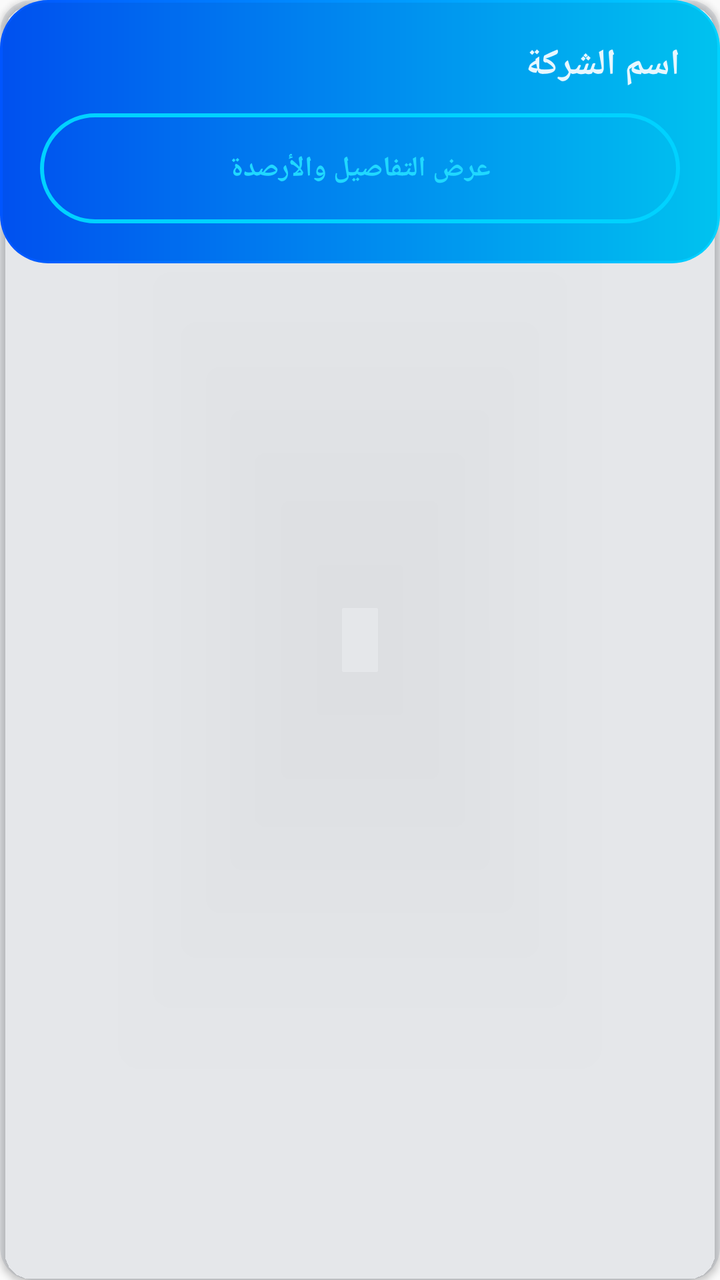
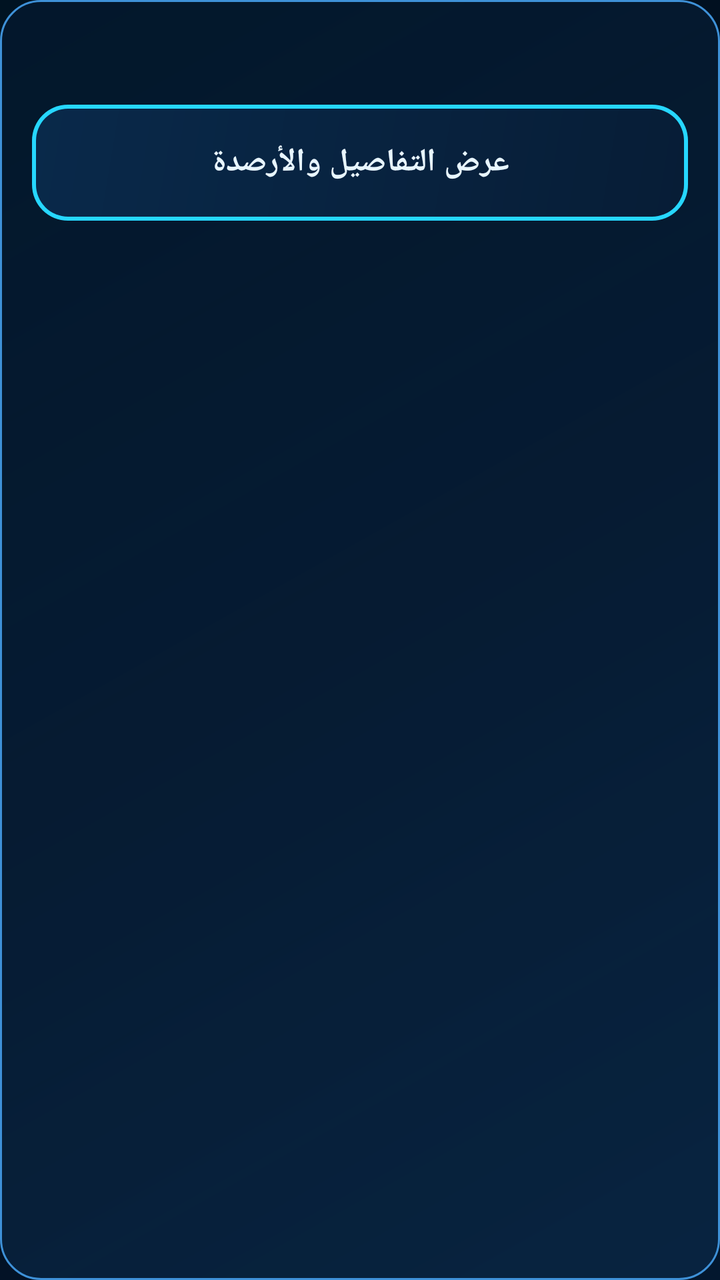

Two renders of the same Android screen: before a commit and after it. Below are the layout's source before the change and the commit's diff.
<!-- AndroidManifest.xml: application theme Theme.TransferApp -->
<!-- res/layout/item_company.xml -->
<?xml version="1.0" encoding="utf-8"?>
<androidx.cardview.widget.CardView xmlns:android="http://schemas.android.com/apk/res/android"
    xmlns:app="http://schemas.android.com/apk/res-auto"
    android:layout_width="match_parent"
    android:layout_height="wrap_content"
    android:layout_marginHorizontal="2dp"
    android:layout_marginVertical="8dp"
    app:cardBackgroundColor="@color/neon_glass_fill"
    app:cardCornerRadius="16dp"
    app:cardElevation="2dp">

    <LinearLayout
        android:layout_width="match_parent"
        android:layout_height="wrap_content"
        android:background="@drawable/bg_neon_glass_card"
        android:orientation="vertical"
        android:padding="20dp">

        <TextView
            android:id="@+id/tv_comp_name"
            android:layout_width="match_parent"
            android:layout_height="wrap_content"
            android:layout_marginBottom="12dp"
            android:text="اسم الشركة"
            android:textColor="@color/neon_text"
            android:textSize="18sp"
            android:textStyle="bold" />

        <androidx.appcompat.widget.AppCompatButton
            android:id="@+id/btn_comp_toggle"
            android:layout_width="match_parent"
            android:layout_height="55dp"
            android:background="@drawable/bg_neon_button_outline"
            android:paddingHorizontal="16dp"
            android:text="عرض التفاصيل والأرصدة"
            android:textColor="@color/neon_cyan_bright"
            android:textSize="14sp"
            android:textStyle="bold" />

        <LinearLayout
            android:id="@+id/layout_comp_details"
            android:layout_width="match_parent"
            android:layout_height="wrap_content"
            android:layout_marginTop="16dp"
            android:orientation="vertical"
            android:visibility="gone">

            <View
                android:layout_width="match_parent"
                android:layout_height="1dp"
                android:layout_marginBottom="16dp"
                android:background="@color/colorDivider" />

            <LinearLayout
                android:layout_width="match_parent"
                android:layout_height="wrap_content"
                android:layout_marginBottom="16dp"
                android:orientation="horizontal"
                android:weightSum="2">

                <LinearLayout
                    android:layout_width="0dp"
                    android:layout_height="wrap_content"
                    android:layout_weight="1"
                    android:gravity="center"
                    android:orientation="vertical">

                    <TextView
                        android:layout_width="wrap_content"
                        android:layout_height="wrap_content"
                        android:text="الرصيد المتاح"
                        android:textColor="@color/neon_cyan_bright"
                        android:textSize="14sp" />

                    <TextView
                        android:id="@+id/tv_comp_balance"
                        android:layout_width="wrap_content"
                        android:layout_height="wrap_content"
                        android:layout_marginTop="4dp"
                        android:text="0"
                        android:textColor="@color/colorSuccess"
                        android:textSize="18sp"
                        android:textStyle="bold" />
                </LinearLayout>

                <View
                    android:layout_width="1dp"
                    android:layout_height="match_parent"
                    android:background="@color/colorDivider" />

                <LinearLayout
                    android:layout_width="0dp"
                    android:layout_height="wrap_content"
                    android:layout_weight="1"
                    android:gravity="center"
                    android:orientation="vertical">

                    <TextView
                        android:layout_width="wrap_content"
                        android:layout_height="wrap_content"
                        android:text="الذمة المالية (لنا/علينا)"
                        android:textColor="@color/neon_cyan_bright"
                        android:textSize="14sp" />

                    <TextView
                        android:id="@+id/tv_comp_debt"
                        android:layout_width="wrap_content"
                        android:layout_height="wrap_content"
                        android:layout_marginTop="4dp"
                        android:text="0"
                        android:textColor="@color/colorDanger"
                        android:textSize="18sp"
                        android:textStyle="bold" />
                </LinearLayout>
            </LinearLayout>

            <androidx.appcompat.widget.AppCompatButton
                android:id="@+id/btn_comp_charge"
                android:layout_width="match_parent"
                android:layout_height="55dp"
                android:layout_marginBottom="12dp"
                android:background="@drawable/bg_neon_button_solid"
                android:paddingHorizontal="16dp"
                android:text="شحن رصيد"
                android:textColor="@color/colorTextOnPrimary"
                android:textSize="14sp"
                android:textStyle="bold" />

            <androidx.appcompat.widget.AppCompatButton
                android:id="@+id/btn_comp_pay"
                android:layout_width="match_parent"
                android:layout_height="55dp"
                android:layout_marginBottom="12dp"
                android:background="@drawable/bg_neon_button_outline"
                android:paddingHorizontal="16dp"
                android:text="تسديد دفعة للشركة"
                android:textColor="@color/neon_cyan_bright"
                android:textSize="14sp"
                android:textStyle="bold" />

            <androidx.appcompat.widget.AppCompatButton
                android:id="@+id/btn_comp_report"
                android:layout_width="match_parent"
                android:layout_height="55dp"
                android:background="@drawable/bg_neon_button_outline"
                android:paddingHorizontal="16dp"
                android:text="تقرير المبيعات"
                android:textColor="@color/neon_cyan_bright"
                android:textSize="14sp"
                android:textStyle="bold" />
        </LinearLayout>
    </LinearLayout>
</androidx.cardview.widget.CardView>
<!-- resources referenced by this layout -->
<resources>
  <color name="colorDanger">#D32F2F</color>
  <color name="colorDivider">#EEEEEE</color>
  <color name="colorSuccess">#388E3C</color>
  <color name="colorTextOnPrimary">#FFFFFF</color>
  <color name="neon_cyan_bright">#20D8FF</color>
  <color name="neon_glass_fill">#15002244</color>
  <color name="neon_text">#E6F7FF</color>
  <!-- drawable bg_neon_button_outline (drawable) -->
  <?xml version="1.0" encoding="utf-8"?>
  <shape xmlns:android="http://schemas.android.com/apk/res/android" android:shape="rectangle">
      <solid android:color="@android:color/transparent" />
      <corners android:radius="30dp" />
      <stroke
          android:width="2dp"
          android:color="@color/neon_cyan" />
  </shape>
  <!-- drawable bg_neon_button_solid (drawable) -->
  <?xml version="1.0" encoding="utf-8"?>
  <shape xmlns:android="http://schemas.android.com/apk/res/android" android:shape="rectangle">
      <gradient
          android:angle="0"
          android:startColor="@color/neon_blue"
          android:endColor="@color/neon_cyan" />
      <corners android:radius="30dp" />
      <stroke
          android:width="1dp"
          android:color="@color/neon_cyan" />
  </shape>
  <!-- drawable bg_neon_glass_card (drawable) -->
  <?xml version="1.0" encoding="utf-8"?>
  <layer-list xmlns:android="http://schemas.android.com/apk/res/android">
      <item android:left="2dp" android:top="5dp" android:right="2dp" android:bottom="0dp">
          <shape android:shape="rectangle">
              <solid android:color="@color/neon_card_shadow" />
              <corners android:radius="24dp" />
          </shape>
      </item>
      <item>
          <shape android:shape="rectangle">
              <gradient
                  android:angle="0"
                  android:startColor="@color/neon_blue"
                  android:endColor="@color/neon_cyan" />
              <corners android:radius="24dp" />
          </shape>
      </item>
      <item android:left="1.5dp" android:top="1.5dp" android:right="1.5dp" android:bottom="1.5dp">
          <shape android:shape="rectangle">
              <solid android:color="@color/neon_glass_fill" />
              <corners android:radius="22dp" />
          </shape>
      </item>
  </layer-list>
  <style name="Theme.TransferApp" parent="Theme.AppCompat.DayNight.NoActionBar">
          <item name="colorPrimary">@color/colorPrimary</item>
          <item name="colorPrimaryDark">@color/colorPrimaryDark</item>
          <item name="colorAccent">@color/cyan</item>
          <item name="colorControlActivated">@color/cyan</item>
          <item name="android:statusBarColor">@color/background</item>
          <item name="android:navigationBarColor">@color/background</item>
          <item name="android:windowLightStatusBar">false</item>
          <item name="android:windowLightNavigationBar">false</item>
      </style>
  <color name="neon_cyan">#00D2FF</color>
  <color name="neon_blue">#0055FF</color>
  <color name="neon_card_shadow">#0A0055FF</color>
  <color name="colorPrimary">#FF6B00</color>
  <color name="colorPrimaryDark">#E65100</color>
  <!-- unchanged entries left out for length: 2 -->
</resources>

<!-- the commit's change to res/layout/item_company.xml (unified diff, before → after) -->
@@ -1,153 +1,114 @@
 <?xml version="1.0" encoding="utf-8"?>
-<androidx.cardview.widget.CardView xmlns:android="http://schemas.android.com/apk/res/android"
-    xmlns:app="http://schemas.android.com/apk/res-auto"
+<LinearLayout xmlns:android="http://schemas.android.com/apk/res/android"
     android:layout_width="match_parent"
     android:layout_height="wrap_content"
-    android:layout_marginHorizontal="2dp"
-    android:layout_marginVertical="8dp"
-    app:cardBackgroundColor="@color/neon_glass_fill"
-    app:cardCornerRadius="16dp"
-    app:cardElevation="2dp">
+    android:layout_marginBottom="12dp"
+    android:background="@drawable/bg_panel"
+    android:orientation="vertical"
+    android:padding="16dp">
+
+    <TextView
+        android:id="@+id/tv_comp_name"
+        android:layout_width="match_parent"
+        android:layout_height="wrap_content"
+        android:layout_marginBottom="12dp"
+        android:textColor="@color/text_primary"
+        android:textSize="18sp"
+        android:textStyle="bold" />
+
+    <androidx.appcompat.widget.AppCompatButton
+        android:id="@+id/btn_comp_toggle"
+        style="@style/AppButton.Outline"
+        android:layout_width="match_parent"
+        android:text="عرض التفاصيل والأرصدة" />
 
     <LinearLayout
+        android:id="@+id/layout_comp_details"
         android:layout_width="match_parent"
         android:layout_height="wrap_content"
-        android:background="@drawable/bg_neon_glass_card"
+        android:layout_marginTop="16dp"
         android:orientation="vertical"
-        android:padding="20dp">
+        android:visibility="gone">
 
-        <TextView
-            android:id="@+id/tv_comp_name"
+        <LinearLayout
             android:layout_width="match_parent"
             android:layout_height="wrap_content"
-            android:layout_marginBottom="12dp"
-            android:text="اسم الشركة"
-            android:textColor="@color/neon_text"
-            android:textSize="18sp"
-            android:textStyle="bold" />
+            android:layout_marginBottom="16dp"
+            android:orientation="horizontal">
+
+            <LinearLayout
+                android:layout_width="0dp"
+                android:layout_height="wrap_content"
+                android:layout_weight="1"
+                android:gravity="center"
+                android:orientation="vertical">
+
+                <TextView
+                    android:layout_width="wrap_content"
+                    android:layout_height="wrap_content"
+                    android:text="الرصيد المتاح"
+                    android:textColor="@color/text_secondary"
+                    android:textSize="14sp" />
+
+                <TextView
+                    android:id="@+id/tv_comp_balance"
+                    android:layout_width="wrap_content"
+                    android:layout_height="wrap_content"
+                    android:layout_marginTop="4dp"
+                    android:textColor="@color/colorSuccess"
+                    android:textSize="18sp"
+                    android:textStyle="bold" />
+            </LinearLayout>
+
+            <View
+                android:layout_width="1dp"
+                android:layout_height="match_parent"
+                android:background="@color/stroke" />
+
+            <LinearLayout
+                android:layout_width="0dp"
+                android:layout_height="wrap_content"
+                android:layout_weight="1"
+                android:gravity="center"
+                android:orientation="vertical">
+
+                <TextView
+                    android:layout_width="wrap_content"
+                    android:layout_height="wrap_content"
+                    android:gravity="center"
+                    android:text="الذمة المالية"
+                    android:textColor="@color/text_secondary"
+                    android:textSize="14sp" />
+
+                <TextView
+                    android:id="@+id/tv_comp_debt"
+                    android:layout_width="wrap_content"
+                    android:layout_height="wrap_content"
+                    android:layout_marginTop="4dp"
+                    android:textColor="@color/colorDanger"
+                    android:textSize="18sp"
+                    android:textStyle="bold" />
+            </LinearLayout>
+        </LinearLayout>
 
         <androidx.appcompat.widget.AppCompatButton
-            android:id="@+id/btn_comp_toggle"
+            android:id="@+id/btn_comp_charge"
+            style="@style/AppButton.Primary"
             android:layout_width="match_parent"
-            android:layout_height="55dp"
-            android:background="@drawable/bg_neon_button_outline"
-            android:paddingHorizontal="16dp"
-            android:text="عرض التفاصيل والأرصدة"
-            android:textColor="@color/neon_cyan_bright"
-            android:textSize="14sp"
-            android:textStyle="bold" />
+            android:layout_marginBottom="12dp"
+            android:text="شحن رصيد" />
 
-        <LinearLayout
-            android:id="@+id/layout_comp_details"
+        <androidx.appcompat.widget.AppCompatButton
+            android:id="@+id/btn_comp_pay"
+            style="@style/AppButton.Outline"
             android:layout_width="match_parent"
-            android:layout_height="wrap_content"
-            android:layout_marginTop="16dp"
-            android:orientation="vertical"
-            android:visibility="gone">
+            android:layout_marginBottom="12dp"
+            android:text="تسديد دفعة للشركة" />
 
-            <View
-                android:layout_width="match_parent"
-                android:layout_height="1dp"
-                android:layout_marginBottom="16dp"
-                android:background="@color/colorDivider" />
-
-            <LinearLayout
-                android:layout_width="match_parent"
-                android:layout_height="wrap_content"
-                android:layout_marginBottom="16dp"
-                android:orientation="horizontal"
-                android:weightSum="2">
-
-                <LinearLayout
-                    android:layout_width="0dp"
-                    android:layout_height="wrap_content"
-                    android:layout_weight="1"
-                    android:gravity="center"
-                    android:orientation="vertical">
-
-                    <TextView
-                        android:layout_width="wrap_content"
-                        android:layout_height="wrap_content"
-                        android:text="الرصيد المتاح"
-                        android:textColor="@color/neon_cyan_bright"
-                        android:textSize="14sp" />
-
-                    <TextView
-                        android:id="@+id/tv_comp_balance"
-                        android:layout_width="wrap_content"
-                        android:layout_height="wrap_content"
-                        android:layout_marginTop="4dp"
-                        android:text="0"
-                        android:textColor="@color/colorSuccess"
-                        android:textSize="18sp"
-                        android:textStyle="bold" />
-                </LinearLayout>
-
-                <View
-                    android:layout_width="1dp"
-                    android:layout_height="match_parent"
-                    android:background="@color/colorDivider" />
-
-                <LinearLayout
-                    android:layout_width="0dp"
-                    android:layout_height="wrap_content"
-                    android:layout_weight="1"
-                    android:gravity="center"
-                    android:orientation="vertical">
-
-                    <TextView
-                        android:layout_width="wrap_content"
-                        android:layout_height="wrap_content"
-                        android:text="الذمة المالية (لنا/علينا)"
-                        android:textColor="@color/neon_cyan_bright"
-                        android:textSize="14sp" />
-
-                    <TextView
-                        android:id="@+id/tv_comp_debt"
-                        android:layout_width="wrap_content"
-                        android:layout_height="wrap_content"
-                        android:layout_marginTop="4dp"
-                        android:text="0"
-                        android:textColor="@color/colorDanger"
-                        android:textSize="18sp"
-                        android:textStyle="bold" />
-                </LinearLayout>
-            </LinearLayout>
-
-            <androidx.appcompat.widget.AppCompatButton
-                android:id="@+id/btn_comp_charge"
-                android:layout_width="match_parent"
-                android:layout_height="55dp"
-                android:layout_marginBottom="12dp"
-                android:background="@drawable/bg_neon_button_solid"
-                android:paddingHorizontal="16dp"
-                android:text="شحن رصيد"
-                android:textColor="@color/colorTextOnPrimary"
-                android:textSize="14sp"
-                android:textStyle="bold" />
-
-            <androidx.appcompat.widget.AppCompatButton
-                android:id="@+id/btn_comp_pay"
-                android:layout_width="match_parent"
-                android:layout_height="55dp"
-                android:layout_marginBottom="12dp"
-                android:background="@drawable/bg_neon_button_outline"
-                android:paddingHorizontal="16dp"
-                android:text="تسديد دفعة للشركة"
-                android:textColor="@color/neon_cyan_bright"
-                android:textSize="14sp"
-                android:textStyle="bold" />
-
-            <androidx.appcompat.widget.AppCompatButton
-                android:id="@+id/btn_comp_report"
-                android:layout_width="match_parent"
-                android:layout_height="55dp"
-                android:background="@drawable/bg_neon_button_outline"
-                android:paddingHorizontal="16dp"
-                android:text="تقرير المبيعات"
-                android:textColor="@color/neon_cyan_bright"
-                android:textSize="14sp"
-                android:textStyle="bold" />
-        </LinearLayout>
+        <androidx.appcompat.widget.AppCompatButton
+            android:id="@+id/btn_comp_report"
+            style="@style/AppButton.Outline"
+            android:layout_width="match_parent"
+            android:text="تقرير المبيعات" />
     </LinearLayout>
-</androidx.cardview.widget.CardView>
+</LinearLayout>
<!-- resource entries referenced after the edit -->
@@ -1,58 +1,29 @@
 <!-- resources referenced by this layout -->
 <resources>
-  <color name="colorDanger">#D32F2F</color>
-  <color name="colorDivider">#EEEEEE</color>
-  <color name="colorSuccess">#388E3C</color>
-  <color name="colorTextOnPrimary">#FFFFFF</color>
-  <color name="neon_cyan_bright">#20D8FF</color>
-  <color name="neon_glass_fill">#15002244</color>
-  <color name="neon_text">#E6F7FF</color>
-  <!-- drawable bg_neon_button_outline (drawable) -->
+  <color name="colorDanger">#FF6B8A</color>
+  <color name="colorSuccess">#5EF2C5</color>
+  <color name="stroke">#348ED8</color>
+  <color name="text_primary">#E8F6FF</color>
+  <color name="text_secondary">#8EC8F4</color>
+  <!-- drawable bg_panel (drawable) -->
   <?xml version="1.0" encoding="utf-8"?>
-  <shape xmlns:android="http://schemas.android.com/apk/res/android" android:shape="rectangle">
-      <solid android:color="@android:color/transparent" />
-      <corners android:radius="30dp" />
-      <stroke
-          android:width="2dp"
-          android:color="@color/neon_cyan" />
-  </shape>
-  <!-- drawable bg_neon_button_solid (drawable) -->
-  <?xml version="1.0" encoding="utf-8"?>
-  <shape xmlns:android="http://schemas.android.com/apk/res/android" android:shape="rectangle">
+  <shape xmlns:android="http://schemas.android.com/apk/res/android"
+      android:shape="rectangle">
+      <corners android:radius="20dp" />
       <gradient
-          android:angle="0"
-          android:startColor="@color/neon_blue"
-          android:endColor="@color/neon_cyan" />
-      <corners android:radius="30dp" />
+          android:angle="135"
+          android:startColor="#B20A2948"
+          android:endColor="#A2041930" />
       <stroke
           android:width="1dp"
-          android:color="@color/neon_cyan" />
+          android:color="#3E91D8" />
   </shape>
-  <!-- drawable bg_neon_glass_card (drawable) -->
-  <?xml version="1.0" encoding="utf-8"?>
-  <layer-list xmlns:android="http://schemas.android.com/apk/res/android">
-      <item android:left="2dp" android:top="5dp" android:right="2dp" android:bottom="0dp">
-          <shape android:shape="rectangle">
-              <solid android:color="@color/neon_card_shadow" />
-              <corners android:radius="24dp" />
-          </shape>
-      </item>
-      <item>
-          <shape android:shape="rectangle">
-              <gradient
-                  android:angle="0"
-                  android:startColor="@color/neon_blue"
-                  android:endColor="@color/neon_cyan" />
-              <corners android:radius="24dp" />
-          </shape>
-      </item>
-      <item android:left="1.5dp" android:top="1.5dp" android:right="1.5dp" android:bottom="1.5dp">
-          <shape android:shape="rectangle">
-              <solid android:color="@color/neon_glass_fill" />
-              <corners android:radius="22dp" />
-          </shape>
-      </item>
-  </layer-list>
+  <style name="AppButton.Outline">
+          <item name="android:background">@drawable/bg_button_outline</item>
+      </style>
+  <style name="AppButton.Primary">
+          <item name="android:background">@drawable/bg_button_primary</item>
+      </style>
   <style name="Theme.TransferApp" parent="Theme.AppCompat.DayNight.NoActionBar">
           <item name="colorPrimary">@color/colorPrimary</item>
           <item name="colorPrimaryDark">@color/colorPrimaryDark</item>
@@ -62,12 +33,86 @@
           <item name="android:navigationBarColor">@color/background</item>
           <item name="android:windowLightStatusBar">false</item>
           <item name="android:windowLightNavigationBar">false</item>
+          <item name="android:windowBackground">@drawable/bg_screen</item>
+          <item name="alertDialogTheme">@style/Theme.TransferApp.Dialog</item>
+          <item name="android:alertDialogTheme">@style/Theme.TransferApp.Dialog</item>
       </style>
-  <color name="neon_cyan">#00D2FF</color>
-  <color name="neon_blue">#0055FF</color>
-  <color name="neon_card_shadow">#0A0055FF</color>
-  <color name="colorPrimary">#FF6B00</color>
-  <color name="colorPrimaryDark">#E65100</color>
+  <!-- drawable bg_button_outline (drawable) -->
+  <?xml version="1.0" encoding="utf-8"?>
+  <layer-list xmlns:android="http://schemas.android.com/apk/res/android">
+      <item>
+          <shape android:shape="rectangle">
+              <corners android:radius="18dp" />
+              <solid android:color="#26D7FF" />
+          </shape>
+      </item>
+      <item
+          android:left="2dp"
+          android:top="2dp"
+          android:right="2dp"
+          android:bottom="2dp">
+          <shape android:shape="rectangle">
+              <corners android:radius="16dp" />
+              <gradient
+                  android:angle="135"
+                  android:startColor="#071D36"
+                  android:endColor="#09294A" />
+          </shape>
+      </item>
+  </layer-list>
+  <!-- drawable bg_button_primary (drawable) -->
+  <?xml version="1.0" encoding="utf-8"?>
+  <layer-list xmlns:android="http://schemas.android.com/apk/res/android">
+      <item
+          android:left="3dp"
+          android:top="5dp"
+          android:right="3dp">
+          <shape android:shape="rectangle">
+              <corners android:radius="18dp" />
+              <solid android:color="#5520D8FF" />
+          </shape>
+      </item>
+      <item android:bottom="5dp">
+          <shape android:shape="rectangle">
+              <corners android:radius="18dp" />
+              <gradient
+                  android:angle="0"
+                  android:startColor="#1288FF"
+                  android:endColor="#1DE1F2" />
+              <stroke
+                  android:width="1dp"
+                  android:color="#7AEEFF" />
+          </shape>
+      </item>
+  </layer-list>
+  <color name="colorPrimary">#20D8FF</color>
+  <color name="colorPrimaryDark">#128BFF</color>
+  <!-- drawable bg_screen (drawable) -->
+  <?xml version="1.0" encoding="utf-8"?>
+  <shape xmlns:android="http://schemas.android.com/apk/res/android"
+      android:shape="rectangle">
+      <gradient
+          android:angle="135"
+          android:startColor="#03172E"
+          android:centerColor="#020D1D"
+          android:endColor="#001322" />
+  </shape>
+  <style name="Theme.TransferApp.Dialog" parent="Theme.AppCompat.Dialog.Alert">
+          <item name="android:windowBackground">@drawable/bg_panel</item>
+          <item name="colorAccent">@color/cyan</item>
+          <item name="android:textColorPrimary">@color/text_primary</item>
+          <item name="android:textColorSecondary">@color/text_secondary</item>
+          <item name="android:textColor">@color/text_primary</item>
+          <item name="buttonBarPositiveButtonStyle">@style/DialogBarButton</item>
+          <item name="buttonBarNegativeButtonStyle">@style/DialogBarButton</item>
+          <item name="buttonBarNeutralButtonStyle">@style/DialogBarButton</item>
+      </style>
+  <style name="DialogBarButton" parent="Widget.AppCompat.Button.Borderless">
+          <item name="android:textColor">@color/cyan</item>
+          <item name="android:textAllCaps">false</item>
+          <item name="android:textSize">16sp</item>
+          <item name="android:textStyle">bold</item>
+      </style>
   <!-- unchanged entries left out for length: 2 -->
 </resources>
 
